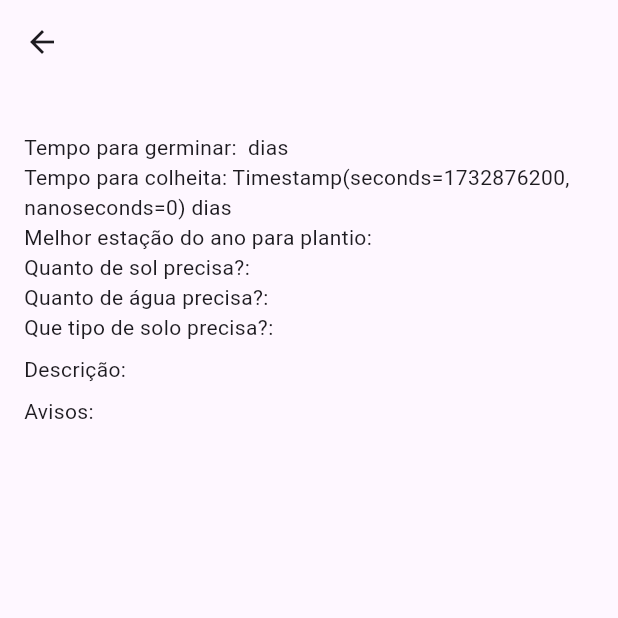
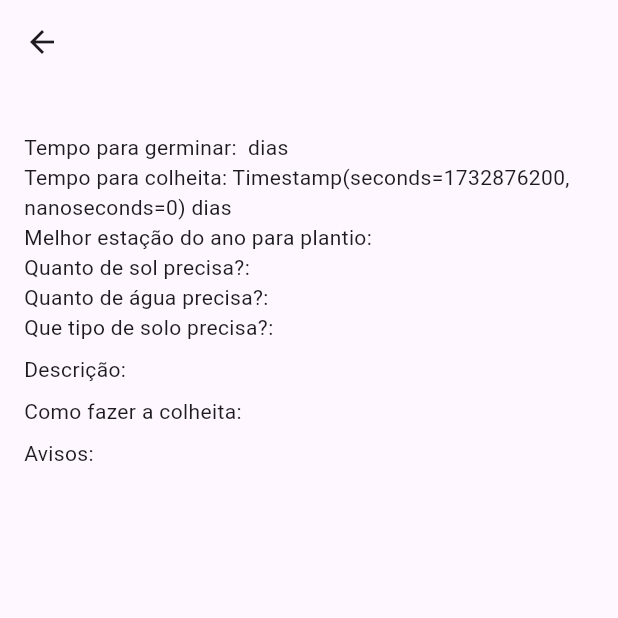
Before and after one commit to Asttryd/rastros_da_mata_final_version, a Flutter app: the PlantDetailPage screen opened directly with empty values, on a phone screen of 412 x 824 dp, the top half of it. Run offline on Flutter 3.47's test engine with Material 3 defaults, Android fonts, the phone set to English and light mode, and no system bars; our stand-ins replace cloud_firestore, firebase_core, smooth_page_indicator; accounts and stored records are empty.

Commit message:
Add: creating the howToHarvest column in the application

```diff
--- a/lib/views/plant_detail_page.dart
+++ b/lib/views/plant_detail_page.dart
@@ -21,6 +21,7 @@ class PlantDetailPage extends StatelessWidget {
     final String soilNeeds = plant['soilNeeds']?.toString() ?? 'N/A';
     final String description =
         plant['description']?.toString() ?? 'Sem descrição';
+    final String howToHarvest = plant['howToHarvest']?.toString() ?? 'N/A';
     final String warnings = plant['warnings']?.toString() ?? 'Sem avisos';
 
     return Scaffold(
@@ -42,6 +43,8 @@ class PlantDetailPage extends StatelessWidget {
             const SizedBox(height: 8.0),
             Text('Descrição: $description'),
             const SizedBox(height: 8.0),
+            Text('Como fazer a colheita: $howToHarvest'),
+            const SizedBox(height: 8.0),
             Text('Avisos: $warnings'),
           ],
         ),
```
